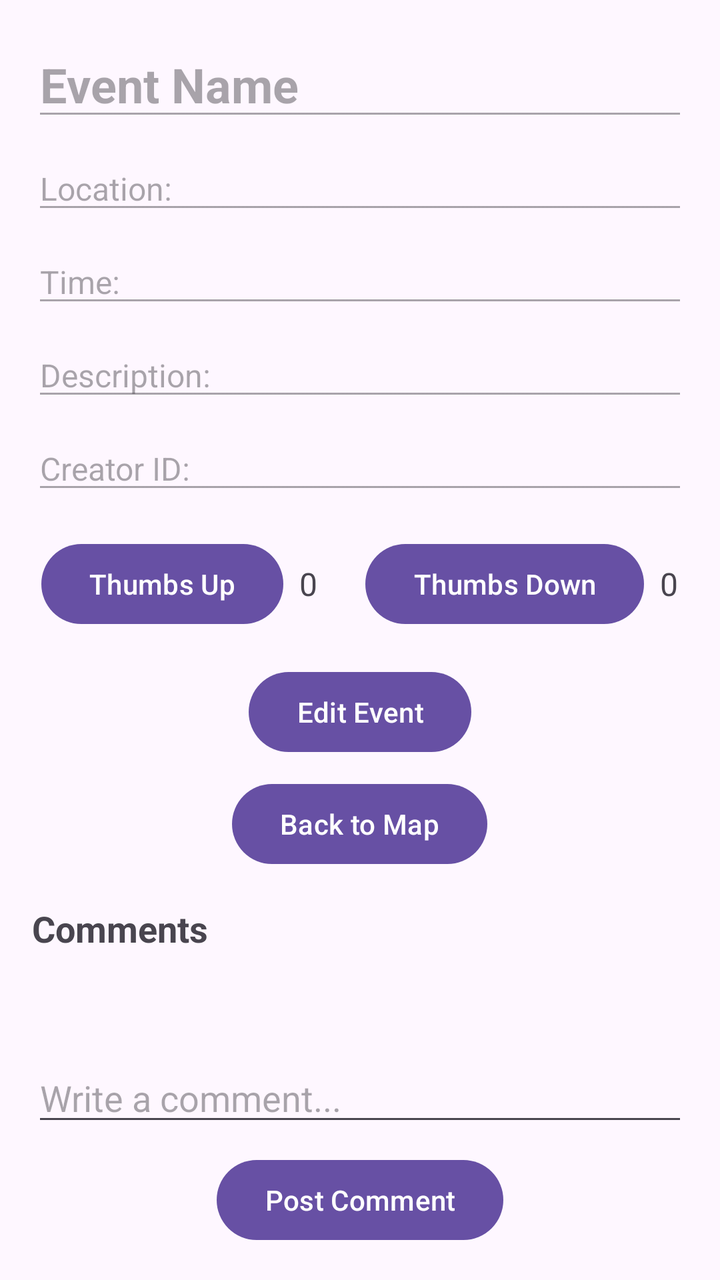
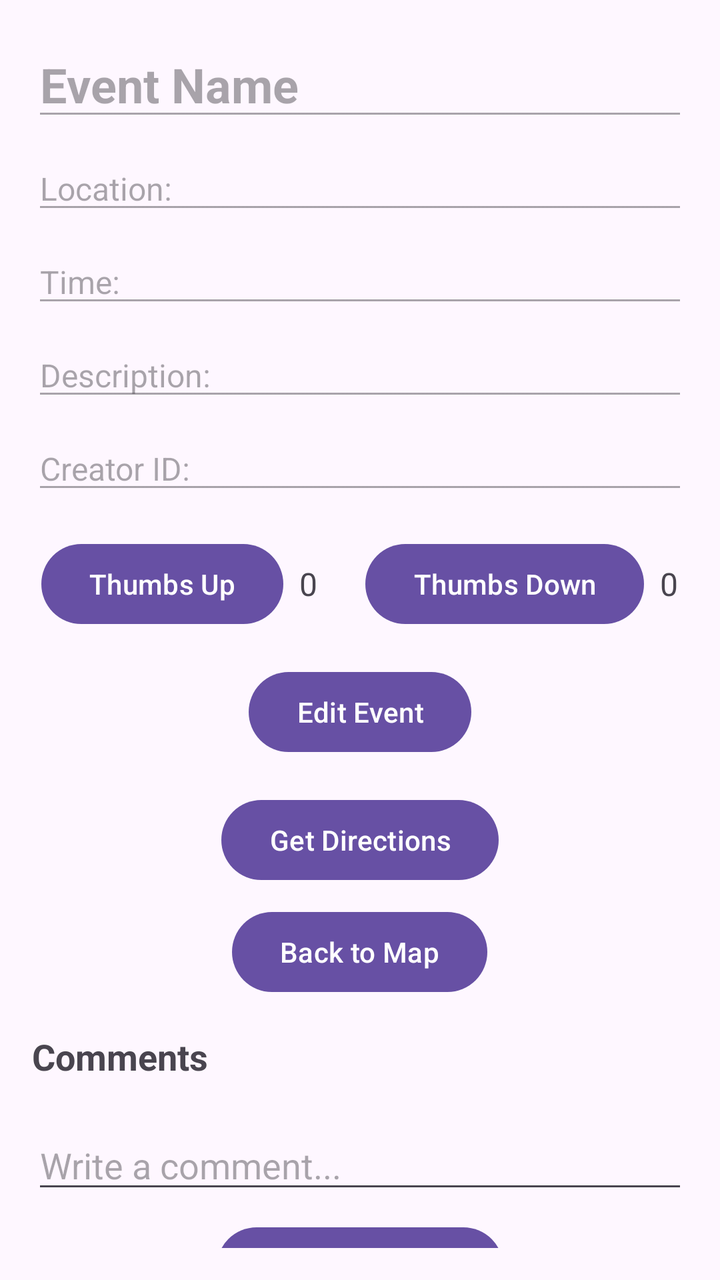

Compare the two renders of this Android layout. The source of the first and the diff that turns it into the second are given below.
<!-- AndroidManifest.xml: application theme Theme.Project2_login -->
<!-- res/layout/activity_event_details.xml -->
<?xml version="1.0" encoding="utf-8"?>
<LinearLayout xmlns:android="http://schemas.android.com/apk/res/android"
    android:layout_width="match_parent"
    android:layout_height="match_parent"
    android:orientation="vertical"
    android:padding="16dp">

    
    <EditText
        android:id="@+id/event_name"
        android:layout_width="match_parent"
        android:layout_height="wrap_content"
        android:textSize="24sp"
        android:textStyle="bold"
        android:text="Event Name"
        android:enabled="false" />

    <EditText
        android:id="@+id/event_location"
        android:layout_width="match_parent"
        android:layout_height="wrap_content"
        android:textSize="16sp"
        android:layout_marginTop="8dp"
        android:text="Location: "
        android:enabled="false" />

    <EditText
        android:id="@+id/event_time"
        android:layout_width="match_parent"
        android:layout_height="wrap_content"
        android:textSize="16sp"
        android:layout_marginTop="8dp"
        android:text="Time: "
        android:enabled="false" />

    <EditText
        android:id="@+id/event_description"
        android:layout_width="match_parent"
        android:layout_height="wrap_content"
        android:textSize="16sp"
        android:layout_marginTop="8dp"
        android:text="Description: "
        android:enabled="false" />

    <EditText
        android:id="@+id/event_creator"
        android:layout_width="match_parent"
        android:layout_height="wrap_content"
        android:textSize="16sp"
        android:layout_marginTop="8dp"
        android:text="Creator ID: "
        android:enabled="false" />

    
    <LinearLayout
        android:layout_width="match_parent"
        android:layout_height="wrap_content"
        android:orientation="horizontal"
        android:gravity="center"
        android:layout_marginTop="16dp">

        <Button
            android:id="@+id/thumbs_up_button"
            android:layout_width="wrap_content"
            android:layout_height="wrap_content"
            android:text="Thumbs Up" />

        <TextView
            android:id="@+id/thumbs_up_count"
            android:layout_width="wrap_content"
            android:layout_height="wrap_content"
            android:text="0"
            android:layout_marginStart="8dp"
            android:layout_marginEnd="24dp"
            android:textSize="16sp" />

        <Button
            android:id="@+id/thumbs_down_button"
            android:layout_width="wrap_content"
            android:layout_height="wrap_content"
            android:text="Thumbs Down" />

        <TextView
            android:id="@+id/thumbs_down_count"
            android:layout_width="wrap_content"
            android:layout_height="wrap_content"
            android:text="0"
            android:layout_marginStart="8dp"
            android:textSize="16sp" />

    </LinearLayout>

    
    <Button
        android:id="@+id/edit_event_button"
        android:layout_width="wrap_content"
        android:layout_height="wrap_content"
        android:layout_marginTop="16dp"
        android:text="Edit Event"
        android:layout_gravity="center_horizontal" />

    <Button
        android:id="@+id/back_to_map_button"
        android:layout_width="wrap_content"
        android:layout_height="wrap_content"
        android:layout_marginTop="8dp"
        android:text="Back to Map"
        android:layout_gravity="center_horizontal" />

    

    <TextView
        android:id="@+id/comments_title"
        android:layout_width="match_parent"
        android:layout_height="wrap_content"
        android:text="Comments"
        android:textSize="18sp"
        android:textStyle="bold"
        android:layout_marginTop="16dp"
        android:paddingBottom="4dp" />

    <ListView
        android:id="@+id/comments_list_view"
        android:layout_width="match_parent"
        android:layout_height="0dp"
        android:layout_weight="1"
        android:layout_marginTop="16dp"
        android:divider="@android:color/darker_gray"
        android:dividerHeight="1dp" />

    <EditText
        android:id="@+id/new_comment_edit_text"
        android:layout_width="match_parent"
        android:layout_height="wrap_content"
        android:hint="Write a comment..." />

    <Button
        android:id="@+id/post_comment_button"
        android:layout_width="wrap_content"
        android:layout_height="wrap_content"
        android:layout_marginTop="8dp"
        android:text="Post Comment"
        android:layout_gravity="center_horizontal" />
</LinearLayout>
<!-- resources referenced by this layout -->
<resources>
  <style name="Theme.Project2_login" parent="Base.Theme.Project2_login" />
  <style name="Base.Theme.Project2_login" parent="Theme.Material3.DayNight.NoActionBar">
          
          
      </style>
</resources>

<!-- the commit's change to res/layout/activity_event_details.xml (unified diff, before → after) -->
@@ -100,6 +100,14 @@
         android:layout_gravity="center_horizontal" />
 
     <Button
+        android:id="@+id/directions_button"
+        android:layout_width="wrap_content"
+        android:layout_height="wrap_content"
+        android:text="Get Directions"
+        android:layout_gravity="center_horizontal"
+        android:layout_marginTop="16dp"/>
+
+    <Button
         android:id="@+id/back_to_map_button"
         android:layout_width="wrap_content"
         android:layout_height="wrap_content"
